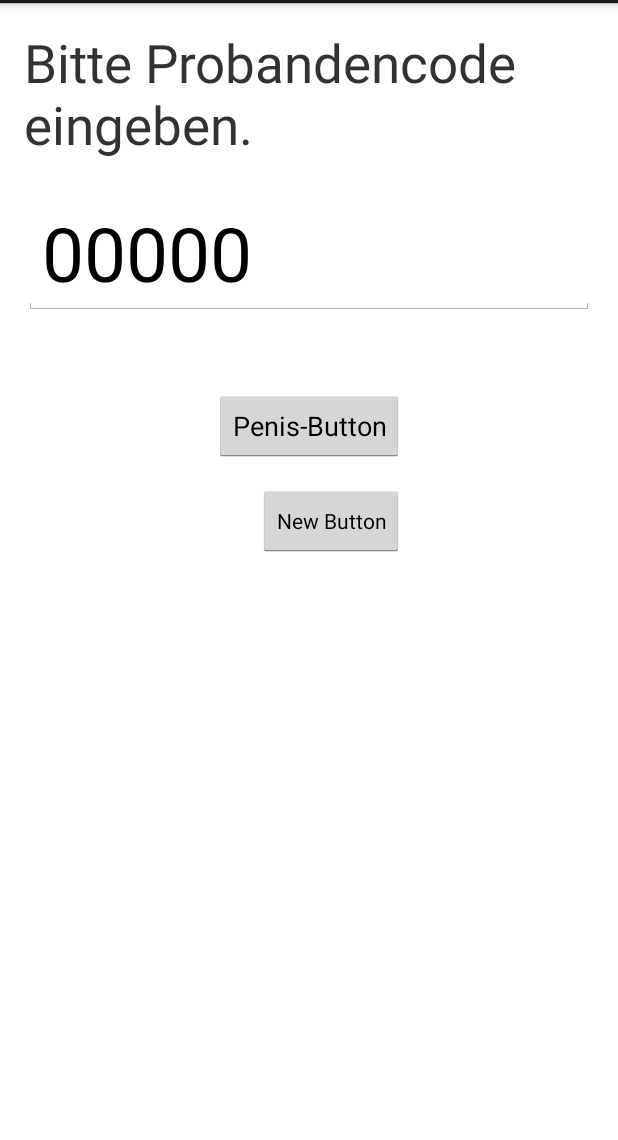
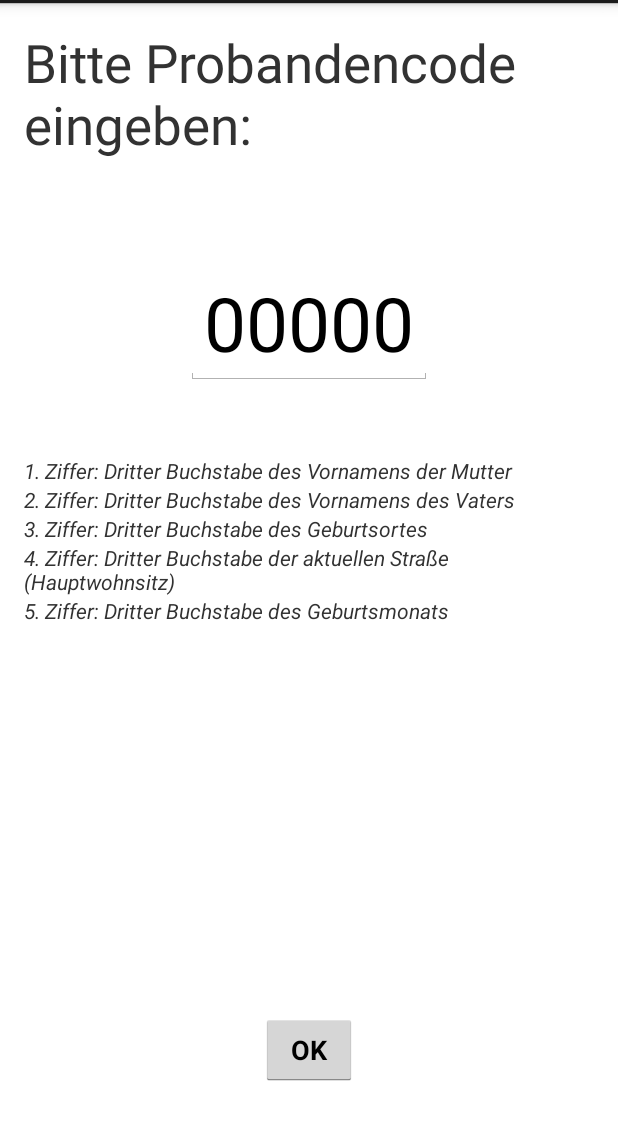
Before and after one commit to Nasto/SWE-App, an Android app: the screen it shows after launch (MainActivity), on a phone screen of 412 x 824 dp, the part 69-1209 px from its top. Run offline under Robolectric (Android 15) with nearby library versions, the phone set to English and light mode, and no system bars.

Commit message:
Startbildschirm geändert

```diff
--- a/src/main/res/layout/activity_main.xml
+++ b/src/main/res/layout/activity_main.xml
@@ -11,7 +11,7 @@
     <TextView
         android:layout_width="wrap_content"
         android:layout_height="wrap_content"
-        android:text="Bitte Probandencode eingeben."
+        android:text="Bitte Probandencode eingeben:"
         android:textSize="35dp"
         android:id="@+id/textView"/>
 
@@ -19,32 +19,72 @@
             android:layout_width="wrap_content"
             android:layout_height="wrap_content"
             android:id="@+id/editText"
-            android:layout_below="@+id/textView"
-            android:layout_alignLeft="@+id/textView"
-            android:layout_marginTop="21dp"
             android:capitalize="characters"
             android:digits="5"
             android:text="00000"
-            android:layout_alignRight="@+id/textView"
-            android:textSize="50dp"/>
+            android:textSize="50dp"
+            android:layout_marginTop="68dp"
+            android:layout_below="@+id/textView"
+            android:layout_centerHorizontal="true"
+            android:editable="true"/>
+
+    <TextView
+            android:layout_width="wrap_content"
+            android:layout_height="wrap_content"
+            android:id="@+id/editText2"
+            android:text="1. Ziffer: Dritter Buchstabe des Vornamens der Mutter"
+            android:phoneNumber="false"
+            android:textStyle="italic"
+            android:layout_marginTop="47dp"
+            android:layout_below="@+id/editText"
+            android:layout_alignLeft="@+id/textView2"/>
+
+    <TextView
+            android:layout_width="wrap_content"
+            android:layout_height="wrap_content"
+            android:id="@+id/textView2"
+            android:text="2. Ziffer: Dritter Buchstabe des Vornamens des Vaters"
+            android:textStyle="italic"
+            android:layout_below="@+id/editText2"
+            android:layout_alignParentRight="true"
+            android:layout_alignLeft="@+id/textView"/>
+
+    <TextView
+            android:layout_width="wrap_content"
+            android:layout_height="wrap_content"
+            android:id="@+id/textView3"
+            android:text="3. Ziffer: Dritter Buchstabe des Geburtsortes"
+            android:textStyle="italic"
+            android:layout_below="@+id/textView2"
+            android:layout_alignLeft="@+id/textView2"/>
+
+    <TextView
+            android:layout_width="wrap_content"
+            android:layout_height="wrap_content"
+            android:id="@+id/textView4"
+            android:text="4. Ziffer: Dritter Buchstabe der aktuellen Straße (Hauptwohnsitz)"
+            android:textStyle="italic"
+            android:layout_below="@+id/textView3"
+            android:layout_alignLeft="@+id/textView3"/>
+
+    <TextView
+            android:layout_width="wrap_content"
+            android:layout_height="wrap_content"
+            android:id="@+id/textView5"
+            android:text="5. Ziffer: Dritter Buchstabe des Geburtsmonats"
+            android:textStyle="italic"
+            android:layout_below="@+id/textView4"
+            android:layout_alignLeft="@+id/textView4"/>
 
     <Button
             android:layout_width="wrap_content"
             android:layout_height="wrap_content"
-            android:text="Penis-Button"
+            android:text="OK"
             android:id="@+id/button"
-            android:layout_below="@+id/editText"
+            android:layout_alignParentBottom="true"
             android:layout_centerHorizontal="true"
-            android:layout_marginTop="50dp"/>
-
-    <Button
-            style="?android:attr/buttonStyleSmall"
-            android:layout_width="wrap_content"
-            android:layout_height="wrap_content"
-            android:text="New Button"
-            android:id="@+id/button2"
-            android:layout_below="@+id/button"
-            android:layout_alignRight="@+id/button"
-            android:layout_marginTop="15dp"/>
+            android:layout_marginBottom="38dp"
+            android:textStyle="bold"
+            />
 
 </RelativeLayout>
```
Also changed, not shown: 1 other file.
